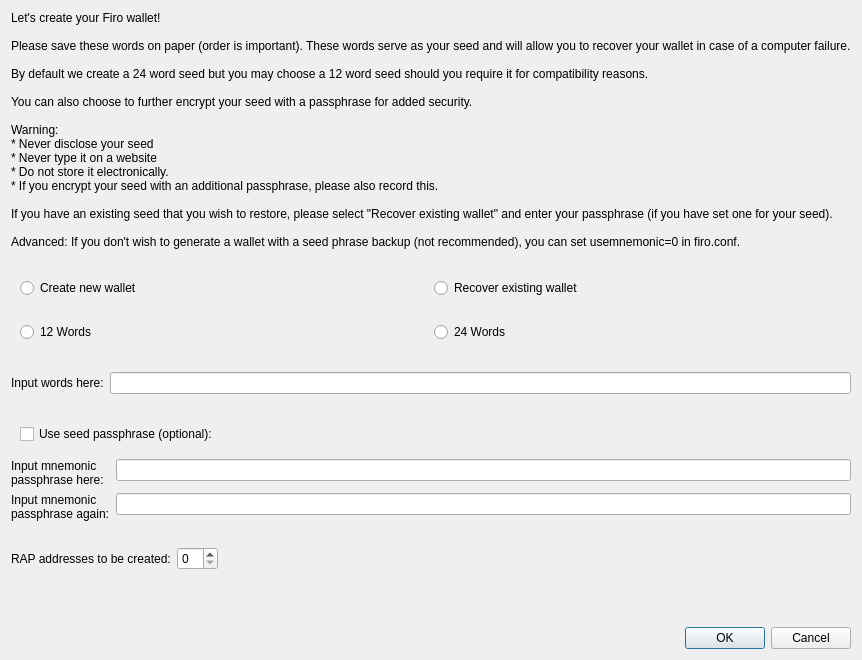
This is src/qt/forms/recover.ui in SPC-beta/firo as Qt 5 draws it before an edit. The edited form follows.
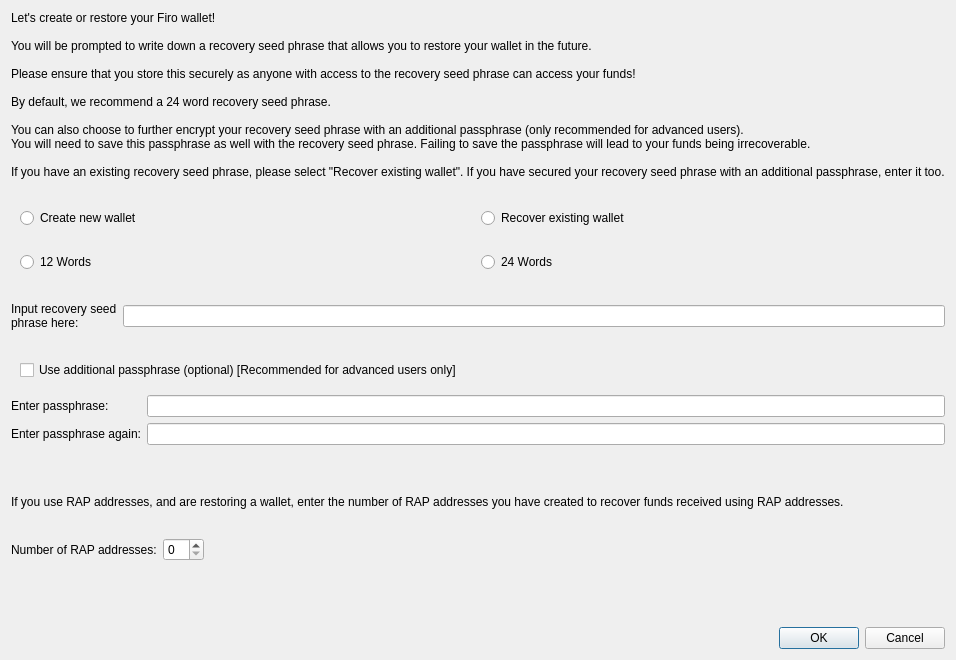
This is the edited form.

The edit to the form file:
```diff
--- a/src/qt/forms/recover.ui
+++ b/src/qt/forms/recover.ui
@@ -29,23 +29,18 @@
       </sizepolicy>
      </property>
      <property name="text">
-      <string>Let's create your Firo wallet!
+      <string>Let's create or restore your Firo wallet!
 
-Please save these words on paper (order is important). These words serve as your seed and will allow you to recover your wallet in case of a computer failure.
+You will be prompted to write down a recovery seed phrase that allows you to restore your wallet in the future.
 
-By default we create a 24 word seed but you may choose a 12 word seed should you require it for compatibility reasons.
+Please ensure that you store this securely as anyone with access to the recovery seed phrase can access your funds!
 
-You can also choose to further encrypt your seed with a passphrase for added security.
+By default, we recommend a 24 word recovery seed phrase.
 
-Warning:
-* Never disclose your seed
-* Never type it on a website
-* Do not store it electronically.
-* If you encrypt your seed with an additional passphrase, please also record this.
+You can also choose to further encrypt your recovery seed phrase with an additional passphrase (only recommended for advanced users).
+You will need to save this passphrase as well with the recovery seed phrase. Failing to save the passphrase will lead to your funds being irrecoverable.
 
-If you have an existing seed that you wish to restore, please select "Recover existing wallet" and enter your passphrase (if you have set one for your seed).
-
-Advanced: If you don't wish to generate a wallet with a seed phrase backup (not recommended), you can set usemnemonic=0 in firo.conf.
+If you have an existing recovery seed phrase, please select "Recover existing wallet". If you have secured your recovery seed phrase with an additional passphrase, enter it too.
       </string>
      </property>
      <property name="wordWrap">
@@ -143,7 +138,7 @@
      <item>
       <widget class="QLabel" name="textLabel2">
        <property name="text">
-        <string>Input words here:</string>
+        <string>Input recovery seed phrase here:</string>
        </property>
        <property name="wordWrap">
         <bool>true</bool>
@@ -177,7 +172,7 @@
       <item>
        <widget class="QCheckBox" name="usePassphrase">
         <property name="text">
-         <string>Use seed passphrase (optional):</string>
+         <string>Use additional passphrase (optional) [Recommended for advanced users only]</string>
         </property>
        </widget>
       </item>
@@ -192,7 +187,7 @@
      <item row="0" column="0">
       <widget class="QLabel" name="textLabel4">
        <property name="text">
-        <string>Input mnemonic passphrase here:</string>
+        <string>Enter passphrase:</string>
        </property>
        <property name="wordWrap">
         <bool>true</bool>
@@ -215,7 +210,7 @@
      <item row="1" column="0">
       <widget class="QLabel" name="textLabel3">
        <property name="text">
-        <string>Input mnemonic passphrase again:</string>
+        <string>Enter passphrase again:</string>
        </property>
        <property name="wordWrap">
         <bool>true</bool>
@@ -253,12 +248,31 @@
      </property>
     </widget>
    </item>
+   <item>
+    <widget class="QLabel" name="textLabelPcodes">
+     <property name="sizePolicy">
+      <sizepolicy hsizetype="MinimumExpanding" vsizetype="MinimumExpanding">
+       <horstretch>0</horstretch>
+       <verstretch>0</verstretch>
+      </sizepolicy>
+     </property>
+     <property name="text">
+      <string>If you use RAP addresses, and are restoring a wallet, enter the number of RAP addresses you have created to recover funds received using RAP addresses.</string>
+     </property>
+     <property name="wordWrap">
+      <bool>false</bool>
+     </property>
+     <property name="margin">
+      <number>10</number>
+     </property>
+    </widget>
+   </item>
    <item>
     <layout class="QHBoxLayout" name="horizontalLayout_2">
      <item>
       <widget class="QLabel" name="labelPcodes">
        <property name="text">
-        <string>RAP addresses to be created:</string>
+        <string>Number of RAP addresses:</string>
        </property>
       </widget>
      </item>
```
